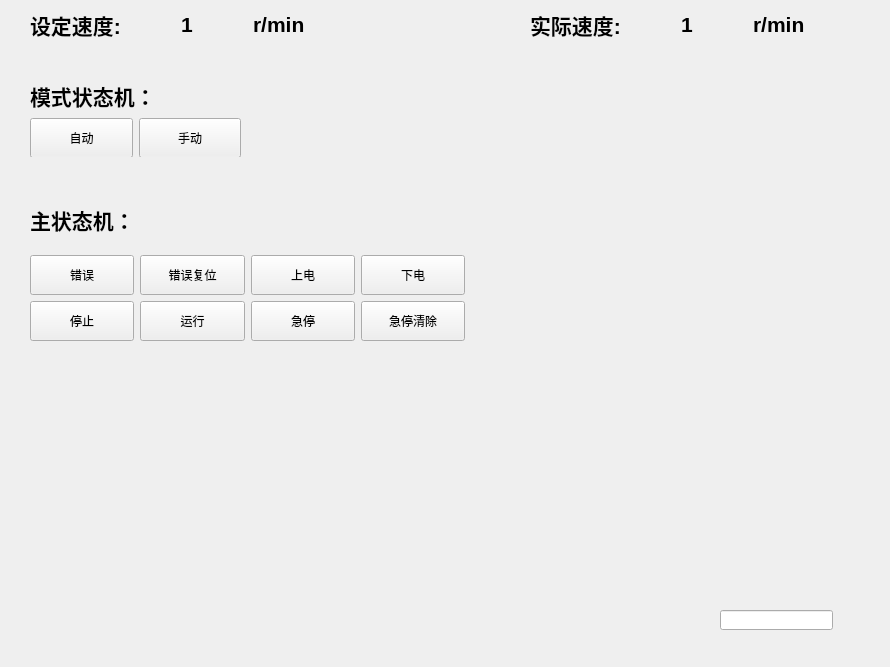
This is ui/home_page/homepage.ui in 1634609456/qt as Qt 5 draws it before an edit. The edited form follows.
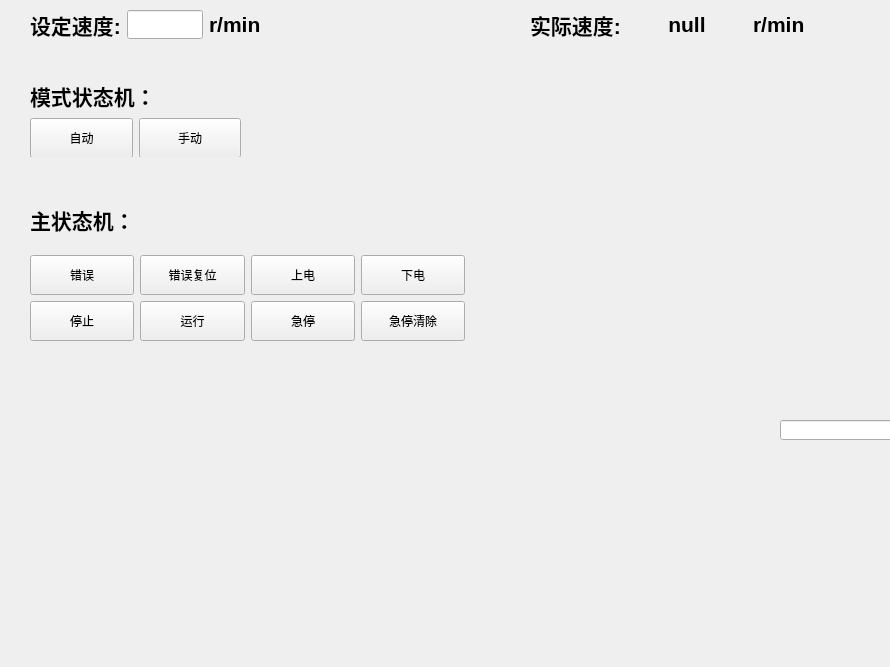
This is the edited form.

Commit message: 【电机主页面】添加电机输入速度

The edit to the form file:
```diff
--- a/ui/home_page/homepage.ui
+++ b/ui/home_page/homepage.ui
@@ -18,7 +18,7 @@
     <rect>
      <x>530</x>
      <y>10</y>
-     <width>284</width>
+     <width>290</width>
      <height>29</height>
     </rect>
    </property>
@@ -54,7 +54,7 @@
        <enum>Qt::LayoutDirection::LeftToRight</enum>
       </property>
       <property name="text">
-       <string>1</string>
+       <string>null</string>
       </property>
       <property name="alignment">
        <set>Qt::AlignmentFlag::AlignCenter</set>
@@ -79,8 +79,8 @@
   <widget class="QLineEdit" name="lineEdit">
    <property name="geometry">
     <rect>
-     <x>720</x>
-     <y>610</y>
+     <x>780</x>
+     <y>420</y>
      <width>113</width>
      <height>20</height>
     </rect>
@@ -91,7 +91,7 @@
     <rect>
      <x>30</x>
      <y>10</y>
-     <width>284</width>
+     <width>231</width>
      <height>29</height>
     </rect>
    </property>
@@ -110,24 +110,15 @@
      </widget>
     </item>
     <item>
-     <widget class="QLabel" name="label_2">
-      <property name="minimumSize">
-       <size>
-        <width>120</width>
-        <height>0</height>
-       </size>
-      </property>
+     <widget class="QLineEdit" name="lineEdit_2">
       <property name="font">
        <font>
         <pointsize>16</pointsize>
         <bold>true</bold>
        </font>
       </property>
-      <property name="layoutDirection">
-       <enum>Qt::LayoutDirection::LeftToRight</enum>
-      </property>
       <property name="text">
-       <string>1</string>
+       <string/>
       </property>
       <property name="alignment">
        <set>Qt::AlignmentFlag::AlignCenter</set>
@@ -149,7 +140,7 @@
     </item>
    </layout>
   </widget>
-  <widget class="QWidget" name="">
+  <widget class="QWidget" name="layoutWidget">
    <property name="geometry">
     <rect>
      <x>30</x>
@@ -362,7 +353,7 @@
     </item>
    </layout>
   </widget>
-  <widget class="QWidget" name="">
+  <widget class="QWidget" name="layoutWidget">
    <property name="geometry">
     <rect>
      <x>30</x>
```
Left out of the diff: 4 changed lines with no effect on the pictures. The commit also changes 2 other files.
